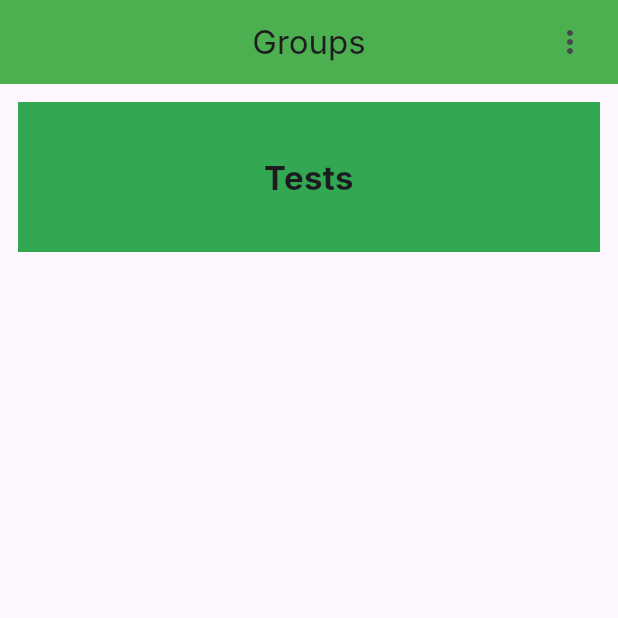
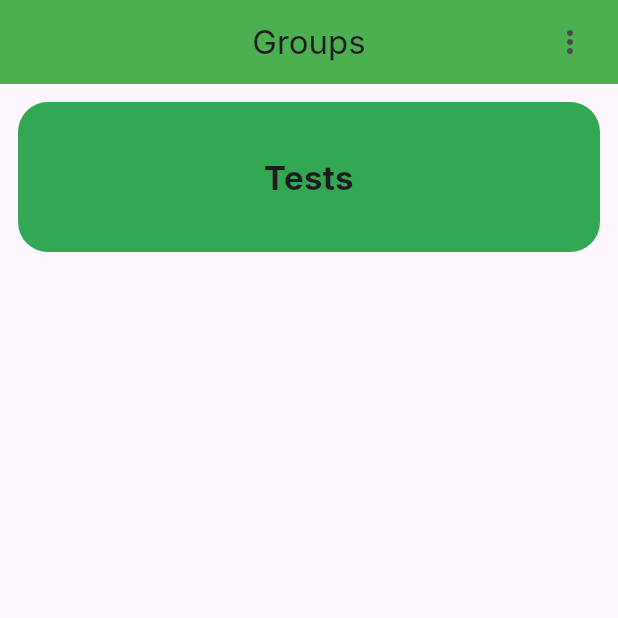
Before and after one commit to juliusya45/hackgroceryapp, a Flutter app: the screen it shows after launch, on a phone screen of 412 x 824 dp, the top half of it. Run offline on Flutter 3.47's test engine with Material 3 defaults, Android fonts, the phone set to English and light mode, and no system bars; our stand-ins replace cloud_firestore, firebase_auth, firebase_core, loading_animation_widget, rive; accounts and stored records are empty; Roboto replaces fonts that are missing (Inter).

Commit message:
made corners rounded for group card. Hide password for login

```diff
--- a/lib/classes/group_card.dart
+++ b/lib/classes/group_card.dart
@@ -2,22 +2,26 @@ import 'package:flutter/material.dart';
 
 import 'group.dart';
 
-int hexToInteger(String hex) => int.parse(hex, radix: 16);
+
 class GroupCard extends StatelessWidget{
   const GroupCard({
     super.key,
     required this.groupItem
   });
+  int hexToInteger(String hex) => int.parse(groupItem.color, radix: 16);
 
   final Group groupItem;
 
   @override
   Widget build(BuildContext context) {
-    return Container(
+    //for now this will be used to show it on a blank page
+      return ClipRRect(
+        borderRadius: BorderRadius.circular(20.0),
+        child: Container(
             padding: const EdgeInsets.all(8.0),
             color: Color(hexToInteger(groupItem.color)),
-      width: double.infinity,
-      height: 100.0,
+            width: 200,
+            height: 100,
             alignment: Alignment.center,
             child: Text(
                   groupItem.name,
@@ -27,6 +31,7 @@ class GroupCard extends StatelessWidget{
                     fontWeight: FontWeight.bold
                   ),
               ),
+            ),
       );
   }
 }
--- a/lib/screens/authentication/login_screen.dart
+++ b/lib/screens/authentication/login_screen.dart
@@ -102,6 +102,7 @@ class _LoginScreenState extends State<LoginScreen> {
                     decoration: InputDecoration(
                       hintText: "Enter your email"
                     ),
+                    obscureText: true,
                   ),
                 ),
 
@@ -111,7 +112,7 @@ class _LoginScreenState extends State<LoginScreen> {
                   child: TextField(
                     controller: _passwordController,
                     decoration: InputDecoration(
-                      hintText: "Password"
+                      hintText: "Password",
                     ),
                   ),
                 ),
```
Lines whose indentation alone changed are shown as unchanged.
